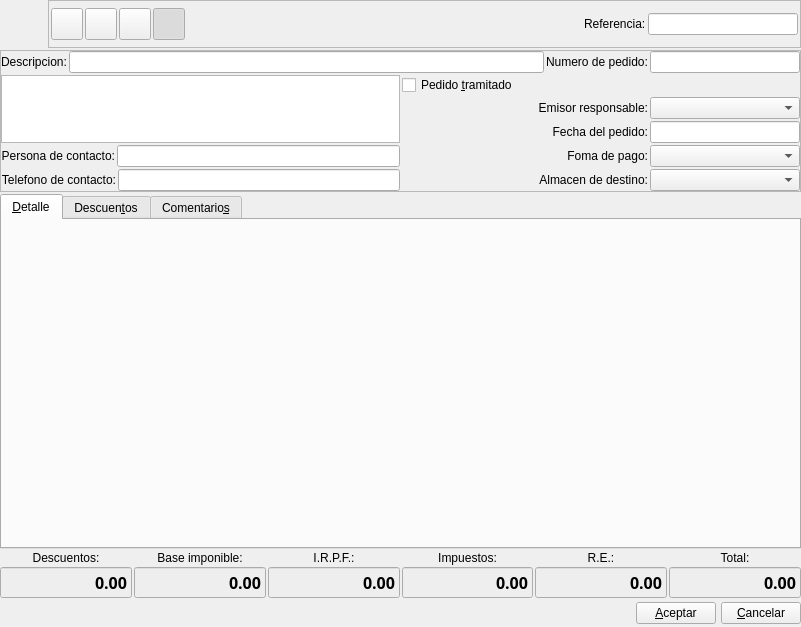
Old version of the form bulmages/bulmafact/plugins/pluginbf_proveedorpedido/pedidoproveedorbase.ui in the repository eboladev/Bulmages-1.
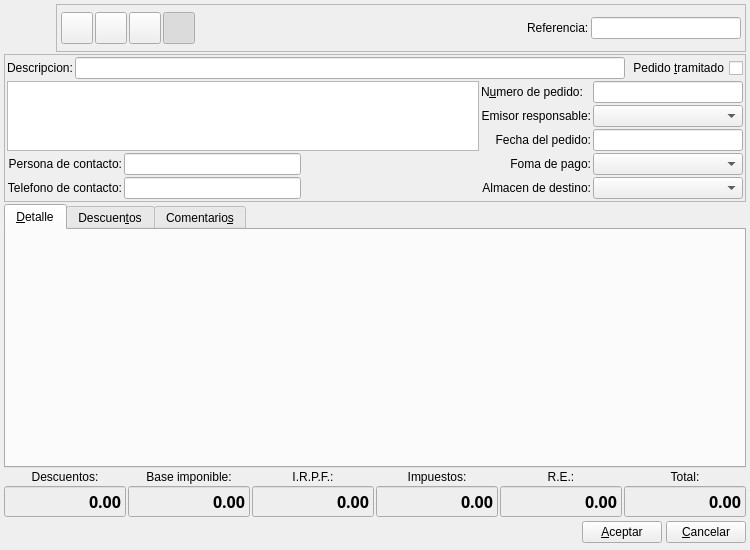
New version of the form. Icons and pictures are not drawn. Custom widgets are drawn as their Qt base class.

```diff
--- a/bulmages/bulmafact/plugins/pluginbf_proveedorpedido/pedidoproveedorbase.ui
+++ b/bulmages/bulmafact/plugins/pluginbf_proveedorpedido/pedidoproveedorbase.ui
@@ -7,8 +7,8 @@
    <rect>
     <x>0</x>
     <y>0</y>
-    <width>801</width>
-    <height>627</height>
+    <width>750</width>
+    <height>550</height>
    </rect>
   </property>
   <property name="sizePolicy">
@@ -17,6 +17,12 @@
     <verstretch>0</verstretch>
    </sizepolicy>
   </property>
+  <property name="minimumSize">
+   <size>
+    <width>750</width>
+    <height>550</height>
+   </size>
+  </property>
   <property name="windowTitle">
    <string>Nuevo pedido a proveedor</string>
   </property>
@@ -26,12 +32,12 @@
   </property>
   <layout class="QGridLayout" name="gridLayout_2">
    <property name="margin">
-    <number>0</number>
+    <number>4</number>
    </property>
    <item row="0" column="0" colspan="6">
     <layout class="QHBoxLayout">
      <property name="spacing">
-      <number>0</number>
+      <number>4</number>
      </property>
      <property name="margin">
       <number>0</number>
@@ -85,7 +91,7 @@
        </property>
        <layout class="QHBoxLayout" name="horizontalLayout">
         <property name="margin">
-         <number>2</number>
+         <number>4</number>
         </property>
         <item>
          <widget class="QToolButton" name="mui_guardar">
@@ -116,8 +122,8 @@
           </property>
           <property name="iconSize">
            <size>
-            <width>32</width>
-            <height>32</height>
+            <width>22</width>
+            <height>22</height>
            </size>
           </property>
           <property name="shortcut">
@@ -154,8 +160,8 @@
           </property>
           <property name="iconSize">
            <size>
-            <width>32</width>
-            <height>32</height>
+            <width>22</width>
+            <height>22</height>
            </size>
           </property>
           <property name="shortcut">
@@ -192,8 +198,8 @@
           </property>
           <property name="iconSize">
            <size>
-            <width>32</width>
-            <height>32</height>
+            <width>22</width>
+            <height>22</height>
            </size>
           </property>
           <property name="shortcut">
@@ -230,8 +236,8 @@
           </property>
           <property name="iconSize">
            <size>
-            <width>32</width>
-            <height>32</height>
+            <width>22</width>
+            <height>22</height>
            </size>
           </property>
           <property name="shortcut">
@@ -348,12 +354,7 @@
       <enum>QFrame::Raised</enum>
      </property>
      <layout class="QGridLayout" name="gridLayout">
-      <property name="margin">
-       <number>0</number>
-      </property>
-      <item row="0" column="0" colspan="2">
-       <layout class="QHBoxLayout">
-        <item>
+      <item row="0" column="0">
          <widget class="QLabel" name="textLabel1_2_2_3_2">
           <property name="sizePolicy">
            <sizepolicy hsizetype="Preferred" vsizetype="Fixed">
@@ -369,10 +370,30 @@
           </property>
          </widget>
         </item>
-        <item>
+      <item row="0" column="1" colspan="5">
          <widget class="QLineEdit" name="mui_descpedidoproveedor"/>
         </item>
-        <item>
+      <item row="0" column="6">
+       <widget class="QCheckBox" name="mui_tramitadoPedido">
+        <property name="layoutDirection">
+         <enum>Qt::RightToLeft</enum>
+        </property>
+        <property name="text">
+         <string>Pedido &amp;tramitado</string>
+        </property>
+       </widget>
+      </item>
+      <item row="1" column="0" rowspan="3" colspan="4">
+       <widget class="BlSearchWidget" name="mui_idproveedor">
+        <property name="sizePolicy">
+         <sizepolicy hsizetype="Expanding" vsizetype="Ignored">
+          <horstretch>0</horstretch>
+          <verstretch>0</verstretch>
+         </sizepolicy>
+        </property>
+       </widget>
+      </item>
+      <item row="1" column="4">
          <widget class="QLabel" name="label6">
           <property name="sizePolicy">
            <sizepolicy hsizetype="Preferred" vsizetype="Fixed">
@@ -381,14 +402,14 @@
            </sizepolicy>
           </property>
           <property name="text">
-           <string>Numero de pedido:</string>
+         <string>N&amp;umero de pedido:</string>
           </property>
           <property name="buddy">
            <cstring>mui_numpedidoproveedor</cstring>
           </property>
          </widget>
         </item>
-        <item>
+      <item row="1" column="5" colspan="2">
          <widget class="QLineEdit" name="mui_numpedidoproveedor">
           <property name="sizePolicy">
            <sizepolicy hsizetype="Fixed" vsizetype="Fixed">
@@ -410,28 +431,7 @@
           </property>
          </widget>
         </item>
-       </layout>
-      </item>
-      <item row="1" column="0" rowspan="3">
-       <widget class="BlSearchWidget" name="mui_idproveedor">
-        <property name="sizePolicy">
-         <sizepolicy hsizetype="Expanding" vsizetype="Ignored">
-          <horstretch>0</horstretch>
-          <verstretch>0</verstretch>
-         </sizepolicy>
-        </property>
-       </widget>
-      </item>
-      <item row="1" column="1">
-       <widget class="QCheckBox" name="mui_tramitadoPedido">
-        <property name="text">
-         <string>Pedido &amp;tramitado</string>
-        </property>
-       </widget>
-      </item>
-      <item row="2" column="1">
-       <layout class="QHBoxLayout" name="horizontalLayout_7">
-        <item>
+      <item row="2" column="4">
          <widget class="QLabel" name="m_lblalmacen_2_2">
           <property name="sizePolicy">
            <sizepolicy hsizetype="Preferred" vsizetype="Fixed">
@@ -450,7 +450,7 @@
           </property>
          </widget>
         </item>
-        <item>
+      <item row="2" column="5" colspan="2">
          <widget class="BfBuscarTrabajador" name="mui_idtrabajador">
           <property name="minimumSize">
            <size>
@@ -466,11 +466,7 @@
           </property>
          </widget>
         </item>
-       </layout>
-      </item>
-      <item row="3" column="1">
-       <layout class="QHBoxLayout" name="horizontalLayout_6">
-        <item>
+      <item row="3" column="4">
          <widget class="QLabel" name="textLabel1_2">
           <property name="sizePolicy">
            <sizepolicy hsizetype="Preferred" vsizetype="Fixed">
@@ -489,7 +485,7 @@
           </property>
          </widget>
         </item>
-        <item>
+      <item row="3" column="5" colspan="2">
          <widget class="BlDateSearch" name="mui_fechapedidoproveedor">
           <property name="minimumSize">
            <size>
@@ -505,11 +501,7 @@
           </property>
          </widget>
         </item>
-       </layout>
-      </item>
-      <item row="4" column="0">
-       <layout class="QHBoxLayout" name="horizontalLayout_3">
-        <item>
+      <item row="4" column="0" colspan="2">
          <widget class="QLabel" name="label7">
           <property name="sizePolicy">
            <sizepolicy hsizetype="Preferred" vsizetype="Fixed">
@@ -528,14 +520,30 @@
           </property>
          </widget>
         </item>
-        <item>
-         <widget class="QLineEdit" name="mui_contactpedidoproveedor"/>
-        </item>
-       </layout>
+      <item row="4" column="2">
+       <widget class="QLineEdit" name="mui_contactpedidoproveedor">
+        <property name="minimumSize">
+         <size>
+          <width>150</width>
+          <height>0</height>
+         </size>
+        </property>
+       </widget>
+      </item>
+      <item row="4" column="3">
+       <spacer name="horizontalSpacer">
+        <property name="orientation">
+         <enum>Qt::Horizontal</enum>
+        </property>
+        <property name="sizeHint" stdset="0">
+         <size>
+          <width>161</width>
+          <height>20</height>
+         </size>
+        </property>
+       </spacer>
       </item>
-      <item row="4" column="1">
-       <layout class="QHBoxLayout" name="horizontalLayout_5">
-        <item>
+      <item row="4" column="4">
          <widget class="QLabel" name="m_lblalmacen_2">
           <property name="sizePolicy">
            <sizepolicy hsizetype="Preferred" vsizetype="Fixed">
@@ -554,7 +562,7 @@
           </property>
          </widget>
         </item>
-        <item>
+      <item row="4" column="5" colspan="2">
          <widget class="BfBuscarFormaPago" name="mui_idforma_pago">
           <property name="minimumSize">
            <size>
@@ -570,11 +578,23 @@
           </property>
          </widget>
         </item>
-       </layout>
+      <item row="5" column="5" colspan="2">
+       <widget class="BfBuscarAlmacen" name="mui_idalmacen">
+        <property name="minimumSize">
+         <size>
+          <width>150</width>
+          <height>0</height>
+         </size>
+        </property>
+        <property name="maximumSize">
+         <size>
+          <width>150</width>
+          <height>16777215</height>
+         </size>
+        </property>
+       </widget>
       </item>
-      <item row="5" column="0">
-       <layout class="QHBoxLayout" name="horizontalLayout_2">
-        <item>
+      <item row="5" column="0" colspan="2">
          <widget class="QLabel" name="label8">
           <property name="sizePolicy">
            <sizepolicy hsizetype="Preferred" vsizetype="Fixed">
@@ -593,14 +613,30 @@
           </property>
          </widget>
         </item>
-        <item>
-         <widget class="QLineEdit" name="mui_telpedidoproveedor"/>
-        </item>
-       </layout>
+      <item row="5" column="2">
+       <widget class="QLineEdit" name="mui_telpedidoproveedor">
+        <property name="minimumSize">
+         <size>
+          <width>150</width>
+          <height>0</height>
+         </size>
+        </property>
+       </widget>
+      </item>
+      <item row="5" column="3">
+       <spacer name="horizontalSpacer_2">
+        <property name="orientation">
+         <enum>Qt::Horizontal</enum>
+        </property>
+        <property name="sizeHint" stdset="0">
+         <size>
+          <width>161</width>
+          <height>20</height>
+         </size>
+        </property>
+       </spacer>
       </item>
-      <item row="5" column="1">
-       <layout class="QHBoxLayout" name="horizontalLayout_4">
-        <item>
+      <item row="5" column="4">
          <widget class="QLabel" name="m_lblalmacen">
           <property name="sizePolicy">
            <sizepolicy hsizetype="Preferred" vsizetype="Fixed">
@@ -619,24 +655,6 @@
           </property>
          </widget>
         </item>
-        <item>
-         <widget class="BfBuscarAlmacen" name="mui_idalmacen">
-          <property name="minimumSize">
-           <size>
-            <width>150</width>
-            <height>0</height>
-           </size>
-          </property>
-          <property name="maximumSize">
-           <size>
-            <width>150</width>
-            <height>16777215</height>
-           </size>
-          </property>
-         </widget>
-        </item>
-       </layout>
-      </item>
      </layout>
     </widget>
    </item>
@@ -654,10 +672,10 @@
       </attribute>
       <layout class="QVBoxLayout">
        <property name="spacing">
-        <number>5</number>
+        <number>4</number>
        </property>
        <property name="margin">
-        <number>5</number>
+        <number>4</number>
        </property>
        <item>
         <widget class="ListLinPedidoProveedorView" name="mui_lineasDetalle" native="true">
@@ -1223,7 +1241,7 @@
    <item row="5" column="0" colspan="6">
     <layout class="QHBoxLayout">
      <property name="spacing">
-      <number>5</number>
+      <number>4</number>
      </property>
      <property name="margin">
       <number>0</number>
```
Left out of the diff: 8 changed lines with no effect on the pictures. Lines whose indentation alone changed are shown as unchanged.
